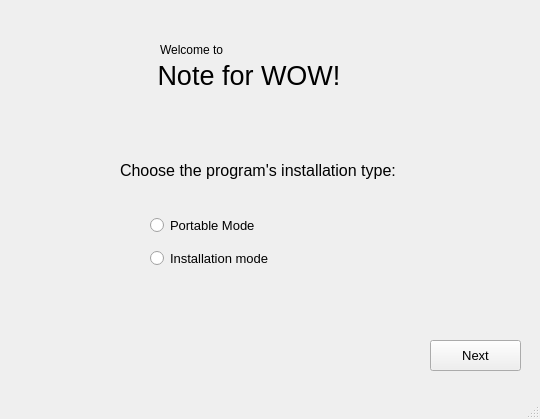
Qt form PTI/SPCK/GUI/Setup.ui (GreenSystemDuy08/TL-C4K-PTI01) before a commit.
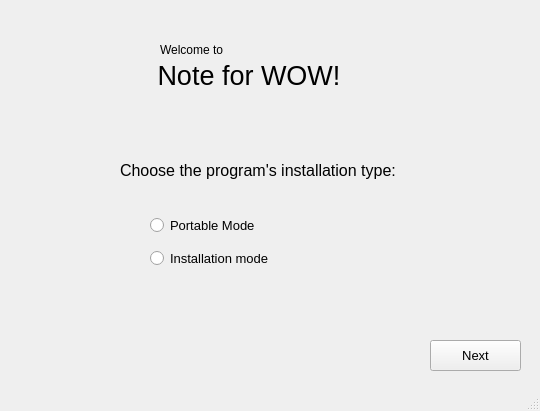
The same form after that commit. Icons and pictures are not drawn.

What changed in the file:
```diff
--- a/PTI/SPCK/GUI/Setup.ui
+++ b/PTI/SPCK/GUI/Setup.ui
@@ -7,7 +7,7 @@
     <x>0</x>
     <y>0</y>
     <width>540</width>
-    <height>419</height>
+    <height>411</height>
    </rect>
   </property>
   <property name="windowTitle">
```
